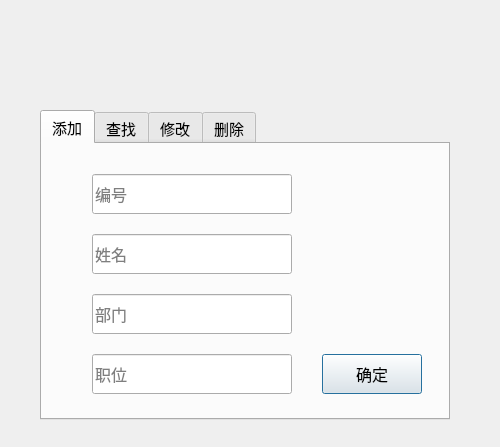
This is Major3/administor.ui in H-adorable/OpenCVFaceCheckIn as Qt 5 draws it before an edit. The edited form follows.
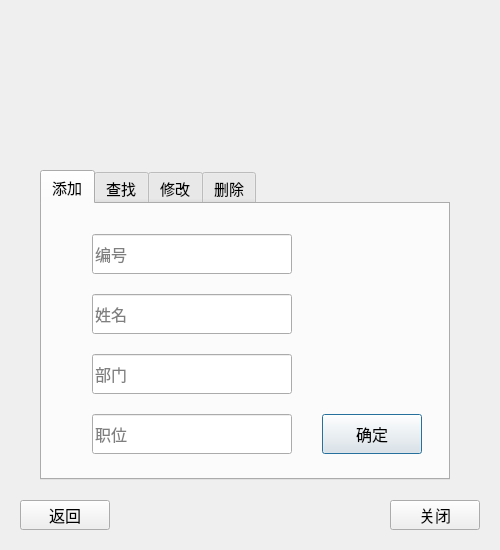
This is the edited form. The open tabs and pages were chosen to show the change.

```diff
--- a/Major3/administor.ui
+++ b/Major3/administor.ui
@@ -7,9 +7,27 @@
     <x>0</x>
     <y>0</y>
     <width>500</width>
-    <height>447</height>
+    <height>550</height>
    </rect>
   </property>
+  <property name="minimumSize">
+   <size>
+    <width>500</width>
+    <height>550</height>
+   </size>
+  </property>
+  <property name="maximumSize">
+   <size>
+    <width>500</width>
+    <height>550</height>
+   </size>
+  </property>
+  <property name="font">
+   <font>
+    <family>微软雅黑</family>
+    <pointsize>14</pointsize>
+   </font>
+  </property>
   <property name="windowTitle">
    <string>Dialog</string>
   </property>
@@ -17,7 +35,7 @@
    <property name="geometry">
     <rect>
      <x>40</x>
-     <y>110</y>
+     <y>170</y>
      <width>410</width>
      <height>310</height>
     </rect>
@@ -524,13 +542,55 @@
      <x>40</x>
      <y>30</y>
      <width>410</width>
-     <height>51</height>
+     <height>90</height>
     </rect>
    </property>
+   <property name="font">
+    <font>
+     <family>微软雅黑</family>
+     <pointsize>14</pointsize>
+    </font>
+   </property>
    <property name="text">
     <string/>
    </property>
   </widget>
+  <widget class="QPushButton" name="back">
+   <property name="geometry">
+    <rect>
+     <x>20</x>
+     <y>500</y>
+     <width>90</width>
+     <height>30</height>
+    </rect>
+   </property>
+   <property name="font">
+    <font>
+     <pointsize>12</pointsize>
+    </font>
+   </property>
+   <property name="text">
+    <string>返回</string>
+   </property>
+  </widget>
+  <widget class="QPushButton" name="pushButton_2">
+   <property name="geometry">
+    <rect>
+     <x>390</x>
+     <y>500</y>
+     <width>90</width>
+     <height>30</height>
+    </rect>
+   </property>
+   <property name="font">
+    <font>
+     <pointsize>12</pointsize>
+    </font>
+   </property>
+   <property name="text">
+    <string>关闭</string>
+   </property>
+  </widget>
  </widget>
  <resources/>
  <connections/>
```
Left out of the diff: 2 changed lines with no effect on the pictures.
